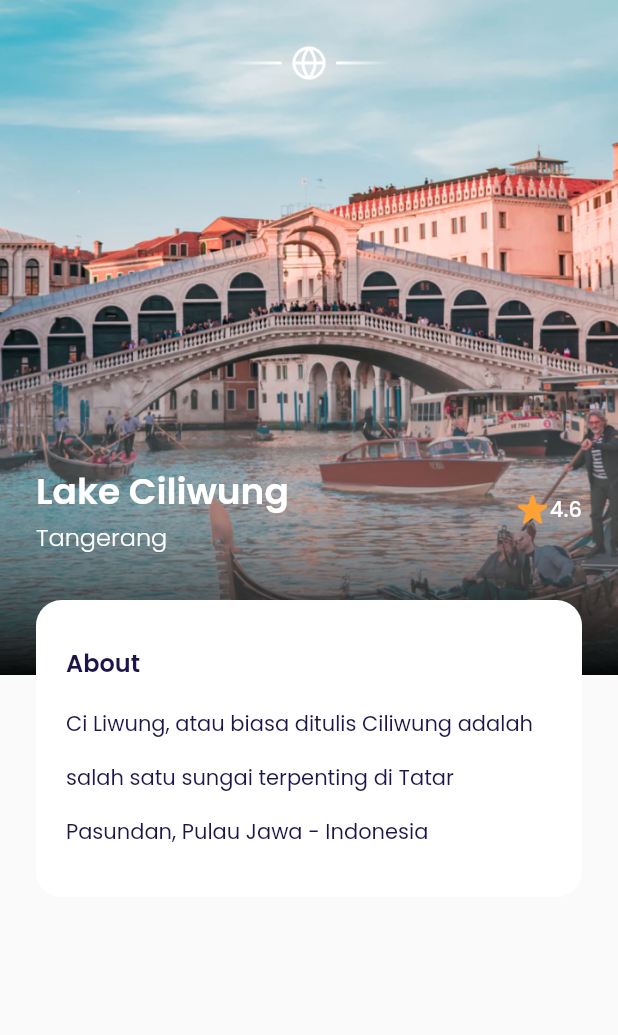
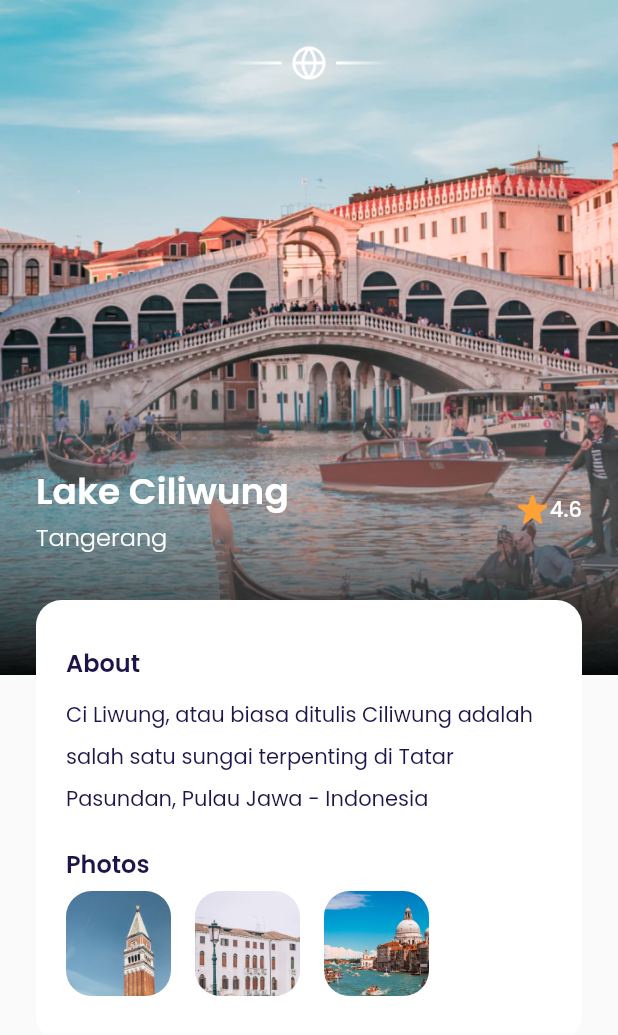
Before and after one commit to gitriant/airplane, a Flutter app: the DetailPage screen opened directly, on a phone screen of 412 x 824 dp. Shown: the top 1035 px of the screen. Run offline on Flutter 3.47's test engine with Material 2 defaults, Android fonts, the phone set to English and light mode, and no system bars; our stand-ins replace google_fonts.

Commit message:
detail page photos

```diff
--- a/lib/ui/pages/detail_page.dart
+++ b/lib/ui/pages/detail_page.dart
@@ -1,4 +1,5 @@
 import 'package:airplane/shared/theme.dart';
+import 'package:airplane/ui/widgets/photo_item.dart';
 import 'package:flutter/material.dart';
 
 class DetailPage extends StatelessWidget {
@@ -111,7 +112,29 @@ class DetailPage extends StatelessWidget {
                   ),
                   Text(
                     'Ci Liwung, atau biasa ditulis Ciliwung adalah salah satu sungai terpenting di Tatar Pasundan, Pulau Jawa - Indonesia',
-                    style: blackTextStyle.copyWith(height: 2.6),
+                    style: blackTextStyle.copyWith(height: 2),
+                  ),
+
+                  //Photos
+                  SizedBox(
+                    height: 20,
+                  ),
+                  Text(
+                    'Photos',
+                    style: blackTextStyle.copyWith(
+                        fontSize: 16, fontWeight: semiBold),
+                  ),
+                  SizedBox(
+                    height: 6,
+                  ),
+                  Row(
+                    children: [
+                      PhotoItem(
+                        imageUrl: 'assets/image_photo1.png',
+                      ),
+                      PhotoItem(imageUrl: 'assets/image_photo2.png'),
+                      PhotoItem(imageUrl: 'assets/image_photo3.png'),
+                    ],
                   ),
                 ],
               ),
--- /dev/null
+++ b/lib/ui/widgets/photo_item.dart
@@ -0,0 +1,20 @@
+import 'package:airplane/shared/theme.dart';
+import 'package:flutter/material.dart';
+
+class PhotoItem extends StatelessWidget {
+  final String imageUrl;
+  const PhotoItem({Key? key, required this.imageUrl}) : super(key: key);
+
+  @override
+  Widget build(BuildContext context) {
+    return Container(
+      width: 70,
+      height: 70,
+      margin: EdgeInsets.only(right: 16),
+      decoration: BoxDecoration(
+          borderRadius: BorderRadius.circular(defaultRadius),
+          image:
+              DecorationImage(fit: BoxFit.cover, image: AssetImage(imageUrl))),
+    );
+  }
+}
```
